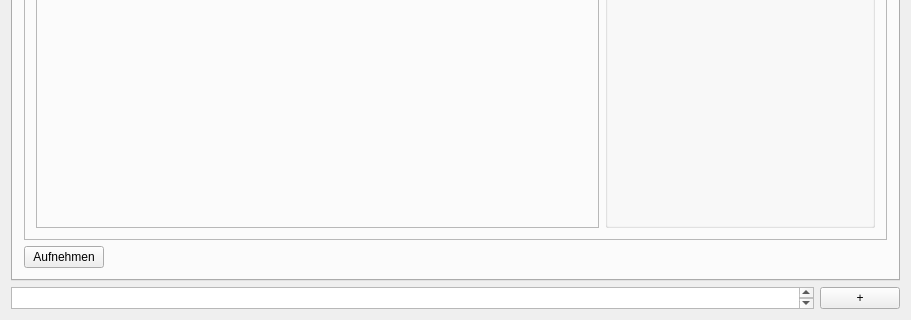
Above: gui/forms/mainwindow.ui from studnitz/octopus before the change; both pictures show x 0 to 911 and y 357 to 677 of the 911 by 677 pixel window. Below: the same form after it.
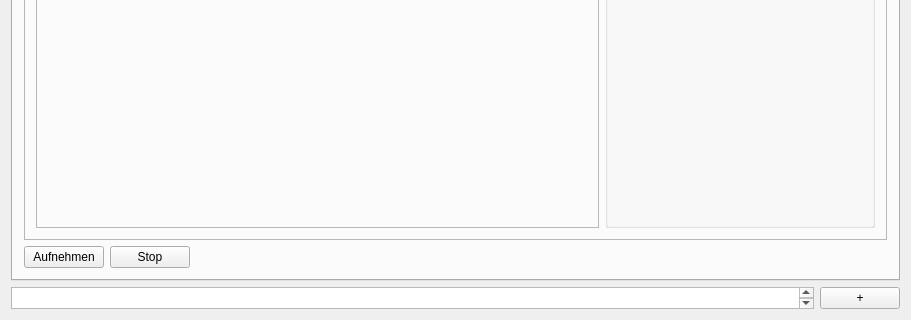
That is the form after the change. The open tabs and pages were chosen to show the change.

Commit message: Path + Stop button

```diff
--- a/gui/forms/mainwindow.ui
+++ b/gui/forms/mainwindow.ui
@@ -207,6 +207,8 @@
            </widget>
           </item>
           <item>
+           <layout class="QHBoxLayout" name="horizontalLayout_2">
+            <item>
            <widget class="QPushButton" name="recordButton">
             <property name="sizePolicy">
              <sizepolicy hsizetype="Fixed" vsizetype="Minimum">
@@ -225,6 +227,28 @@
             </property>
            </widget>
           </item>
+            <item>
+             <widget class="QPushButton" name="recordStopButton">
+              <property name="text">
+               <string>Stop</string>
+              </property>
+             </widget>
+            </item>
+            <item>
+             <spacer name="horizontalSpacer">
+              <property name="orientation">
+               <enum>Qt::Horizontal</enum>
+              </property>
+              <property name="sizeHint" stdset="0">
+               <size>
+                <width>40</width>
+                <height>20</height>
+               </size>
+              </property>
+             </spacer>
+            </item>
+           </layout>
+          </item>
          </layout>
         </item>
        </layout>
```
Left out of the diff: 4 changed lines with no effect on the pictures. Lines whose indentation alone changed are shown as unchanged. The commit also changes 4 other files.
